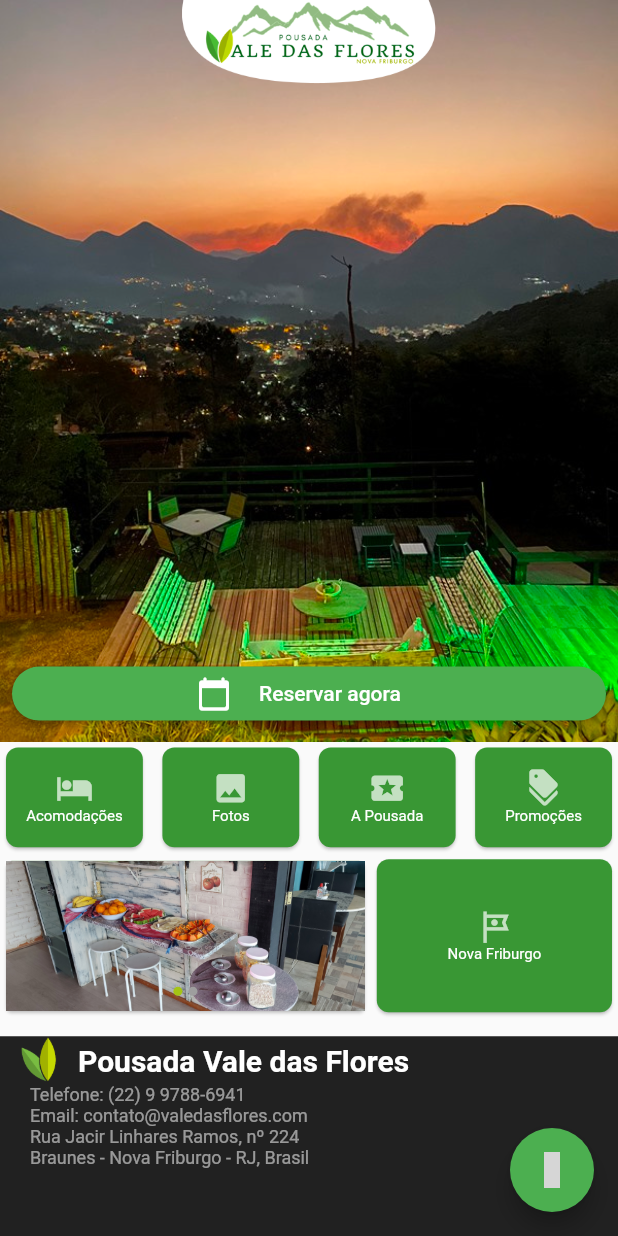
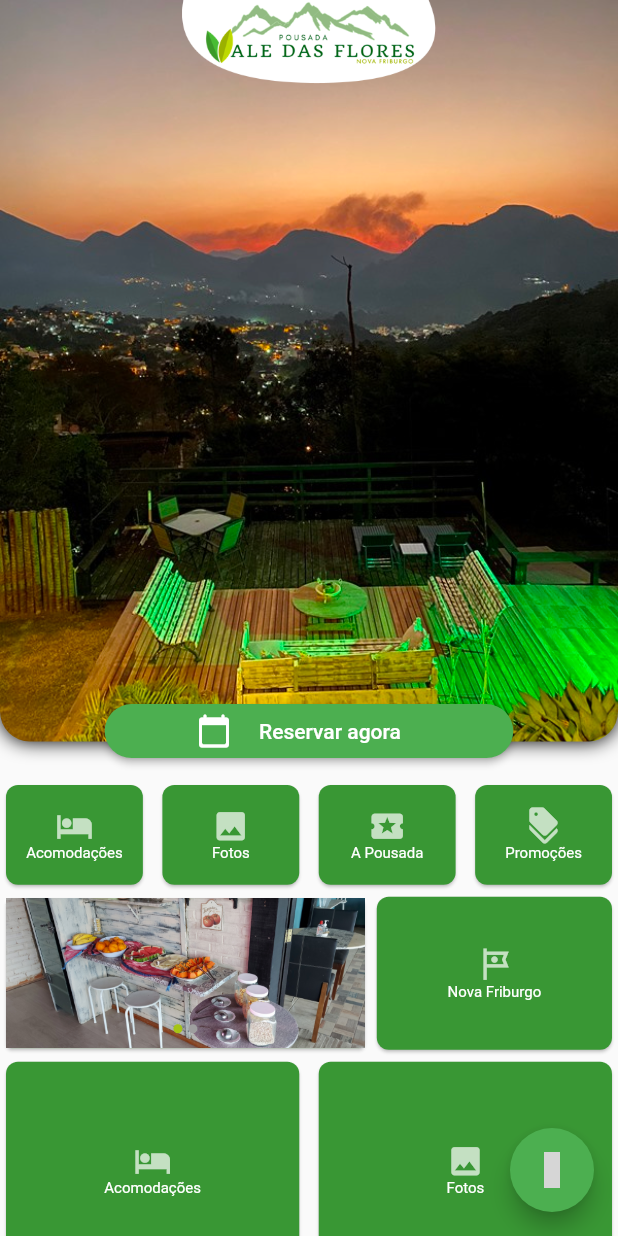
Before and after one commit to mattostiago/vdf, a Flutter app: the screen it shows after launch, on a phone screen of 412 x 824 dp. Run offline on Flutter 3.47's test engine with Material 2 defaults, Android fonts, the phone set to English and light mode, and no system bars; drawn by our look-alikes of flutter_image_slideshow; our stand-ins replace carousel_slider, flutter_map, latlong2; statements that could not run were skipped; grey boxes are pictures that could not be loaded.

Commit message:
Botão reserve agora flutuante

```diff
--- a/lib/source/responsive/mobile_body.dart
+++ b/lib/source/responsive/mobile_body.dart
@@ -111,19 +111,41 @@
               child: Column(
                 children: [
                   Container(
+                    height: (MediaQuery.of(context).size.height * 0.6) + 25,
+                    child: Stack(
+                      children: [
+                        Container(
                           height: MediaQuery.of(context).size.height * 0.6,
                           decoration: const BoxDecoration(
+                            boxShadow: [
+                              BoxShadow(
+                                color: Colors.black,
+                                blurRadius: 10,
+                              ),
+                            ],
+                            borderRadius: BorderRadius.only(
+                              bottomLeft: Radius.circular(20),
+                              bottomRight: Radius.circular(20),
+                            ),
                             image: DecorationImage(
-                        image: AssetImage("assets/pousada/por-do-sol-3.jpg"),
+                              image:
+                                  AssetImage("assets/pousada/por-do-sol-3.jpg"),
                               fit: BoxFit.cover,
                             ),
                           ),
+                          //child:
+                        ),
+                        Container(
+                          alignment: AlignmentDirectional.bottomCenter,
+                          // color: Colors.amber,
+                          //width: 100,
+                          //height: 100,
                           child: Row(
                             crossAxisAlignment: CrossAxisAlignment.end,
                             mainAxisAlignment: MainAxisAlignment.center,
                             children: [
                               Container(
-                          width: MediaQuery.of(context).size.width,
+                                width: MediaQuery.of(context).size.width * 0.7,
                                 padding: const EdgeInsets.all(8),
                                 child: ElevatedButton.icon(
                                   onPressed: () {},
@@ -160,6 +182,9 @@
                             ),
                           ),
                         ),*/
+                            ],
+                          ),
+                        )
                       ],
                     ),
                   ),
@@ -378,6 +403,52 @@
                   */
                     ],
                   ),
+                  GridView.builder(
+                    padding: EdgeInsets.zero,
+                    shrinkWrap: true,
+                    physics: const BouncingScrollPhysics(),
+                    itemCount: menu.length,
+                    gridDelegate:
+                        const SliverGridDelegateWithFixedCrossAxisCount(
+                      childAspectRatio: 4 / 3,
+                      crossAxisCount: 2,
+                      crossAxisSpacing: 5.0,
+                      mainAxisSpacing: 1.0,
+                    ),
+                    itemBuilder: (BuildContext context, int index) {
+                      return Card(
+                        //  color: const Color.fromARGB(255, 98, 152, 55),
+                        color: cor3,
+                        elevation: 0.9,
+                        shape: RoundedRectangleBorder(
+                            borderRadius: BorderRadius.circular(8.0)),
+                        child: InkWell(
+                          child: Column(
+                            mainAxisAlignment: MainAxisAlignment.center,
+                            crossAxisAlignment: CrossAxisAlignment.center,
+                            children: <Widget>[
+                              Icon(
+                                menu[index].icon,
+                                size: 25,
+                                color: Colors.white70,
+                              ),
+                              //SizedBox(height: 20),
+                              Text(
+                                menu[index].title,
+                                textAlign: TextAlign.center,
+                                style: const TextStyle(
+                                    fontSize: 10, color: Colors.white),
+                              )
+                            ],
+                          ),
+                          onTap: () {
+                            Navigator.of(context).push(MaterialPageRoute(
+                                builder: (context) => Acomodacoes()));
+                          },
+                        ),
+                      );
+                    },
+                  ),
                   Padding(
                     padding: const EdgeInsets.only(top: 12),
                     child: Container(
```
Lines whose indentation alone changed are shown as unchanged.
